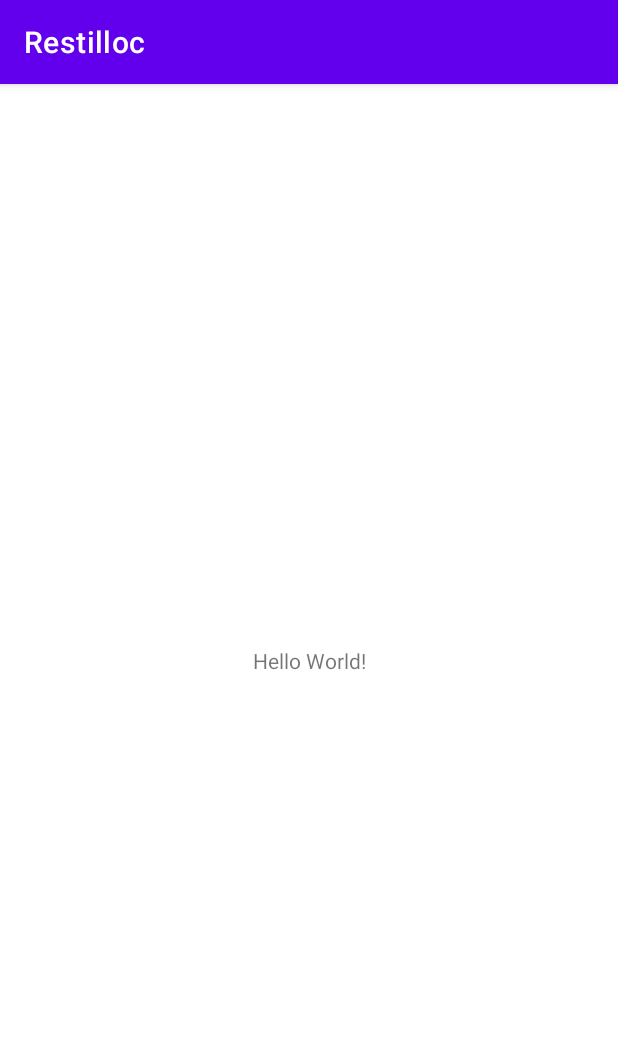
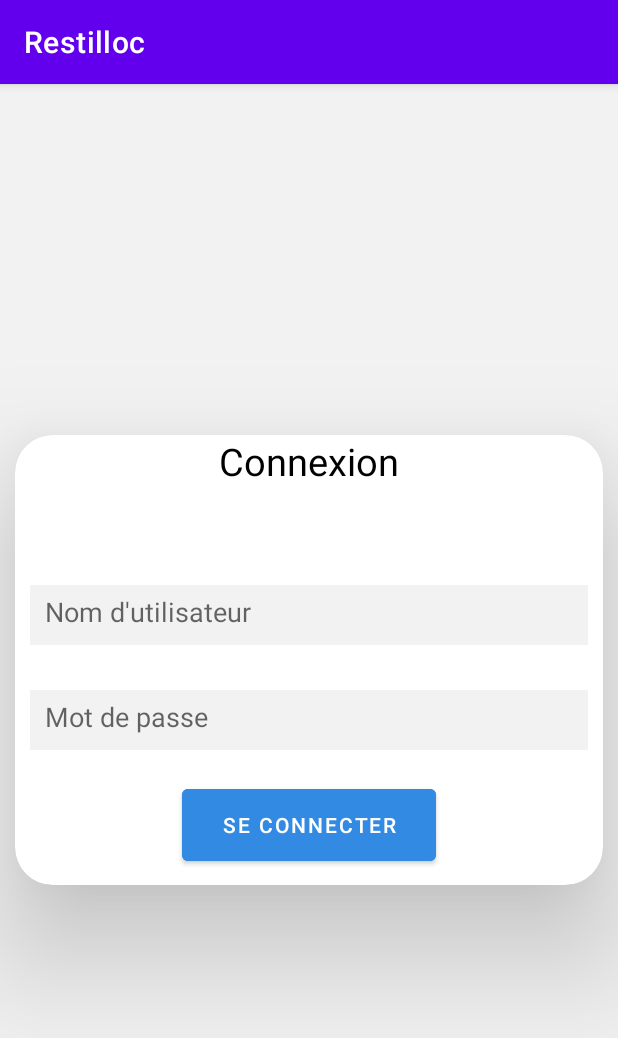
Before and after one commit to epeeViolette/restilloc_appli, an Android app: the screen it shows after launch (MainActivity before the commit, ActivityLogin after it), on a phone screen of 412 x 824 dp. Shown: the top 1038 px of the screen. Run offline under Robolectric (Android 15) with nearby library versions, the phone set to English and light mode, and no system bars.

Commit message:
first commit

```diff
--- a/app/build.gradle
+++ b/app/build.gradle
@@ -35,4 +35,6 @@ dependencies {
     testImplementation 'junit:junit:4.13.2'
     androidTestImplementation 'androidx.test.ext:junit:1.1.3'
     androidTestImplementation 'androidx.test.espresso:espresso-core:3.4.0'
+    implementation 'androidx.cardview:cardview:1.0.0'
+    implementation 'com.github.VishnuSivadasVS:Advanced-HttpURLConnection:1.2'
 }
--- a/app/src/main/java/com/example/restilloc/MainActivity.java
+++ b/app/src/main/java/com/example/restilloc/ActivityLogin.java
@@ -4,11 +4,11 @@ import androidx.appcompat.app.AppCompatActivity;
 
 import android.os.Bundle;
 
-public class MainActivity extends AppCompatActivity {
+public class ActivityLogin extends AppCompatActivity {
 
     @Override
     protected void onCreate(Bundle savedInstanceState) {
         super.onCreate(savedInstanceState);
-        setContentView(R.layout.activity_main);
+        setContentView(R.layout.Activity_Login);
     }
 }
--- /dev/null
+++ b/app/src/main/java/com/example/restilloc/SplashScreenActivity.java
@@ -0,0 +1,32 @@
+package com.example.restilloc;
+
+import androidx.appcompat.app.AppCompatActivity;
+
+import android.content.Intent;
+import android.os.Bundle;
+import android.os.Handler;
+
+public class SplashScreenActivity extends AppCompatActivity {
+
+    @Override
+    protected void onCreate(Bundle savedInstanceState) {
+        super.onCreate(savedInstanceState);
+        setContentView(R.layout.activity_splash_screen);
+
+        //redirection vers la page principale "MainActivity" après 3 secondes.
+        Runnable runnable = new Runnable() {
+            @Override
+            public void run() {
+               //démarer une page avec le context de l'activité actuelle et la page sur laquelle se rediriger
+                Intent intent = new Intent(getApplicationContext(), ActivityLogin.class);
+                //pour commencer l'activité
+                startActivity(intent);
+                //Pour finir l'activité
+                finish();
+            }
+        };
+
+        //Handler delayed qui va porter la liste d'instruction avec uun delais
+        new Handler().postDelayed(runnable,3000);
+    }
+}
--- /dev/null
+++ b/app/src/main/res/layout/Activity_Login.xml
@@ -0,0 +1,86 @@
+<?xml version="1.0" encoding="utf-8"?>
+<androidx.constraintlayout.widget.ConstraintLayout xmlns:android="http://schemas.android.com/apk/res/android"
+    xmlns:app="http://schemas.android.com/apk/res-auto"
+    xmlns:tools="http://schemas.android.com/tools"
+    android:layout_width="match_parent"
+    android:layout_height="match_parent"
+    tools:context=".ActivityLogin"
+    android:background="#f2f2f2">
+
+    <androidx.cardview.widget.CardView
+        android:layout_width="match_parent"
+        android:layout_height="300dp"
+        app:cardBackgroundColor="@color/white"
+        app:cardCornerRadius="25sp"
+        app:cardElevation="50sp"
+        app:layout_constraintBottom_toBottomOf="parent"
+        app:layout_constraintEnd_toEndOf="parent"
+        app:layout_constraintStart_toStartOf="parent"
+        app:layout_constraintTop_toTopOf="parent"
+        android:layout_marginRight="10dp"
+        android:layout_marginLeft="10dp">
+
+
+
+    <RelativeLayout
+        android:layout_width="match_parent"
+        android:layout_height="match_parent">
+
+        <TextView
+            android:layout_width="match_parent"
+            android:layout_height="wrap_content"
+            android:layout_gravity="center"
+            android:gravity="center"
+            android:text="Connexion"
+            android:textColor="@color/black"
+            android:textSize="25dp">
+
+        </TextView>
+
+        <EditText
+        android:layout_width="match_parent"
+        android:layout_height="40dp"
+        android:layout_marginLeft="10dp"
+        android:layout_marginRight="10dp"
+        android:layout_marginTop="100dp"
+        android:background="#f2f2f2"
+        android:hint="Nom d'utilisateur"
+        android:padding="10dp">
+
+        </EditText>
+
+        <EditText
+            android:layout_width="match_parent"
+            android:layout_height="40dp"
+            android:layout_marginLeft="10dp"
+            android:layout_marginRight="10dp"
+            android:layout_marginTop="170dp"
+            android:background="#f2f2f2"
+            android:hint="Mot de passe"
+            android:inputType="textPassword"
+            android:padding="10dp">
+
+        </EditText>
+
+        <Button
+            android:layout_width="150dp"
+            android:layout_height="60dp"
+            android:backgroundTint="#328ae3"
+            android:text="SE CONNECTER"
+            android:textColor="@color/white"
+            android:layout_alignParentStart="true"
+            android:layout_alignParentEnd="true"
+            android:layout_marginLeft="111dp"
+            android:layout_marginRight="111dp"
+            android:layout_marginTop="230dp">
+
+        </Button>
+
+    </RelativeLayout>
+
+
+    </androidx.cardview.widget.CardView>
+
+
+
+</androidx.constraintlayout.widget.ConstraintLayout>
--- a/app/src/main/res/layout/activity_main.xml
+++ b/app/src/main/res/layout/activity_accueil_appli.xml
@@ -1,18 +1,18 @@
 <?xml version="1.0" encoding="utf-8"?>
 <androidx.constraintlayout.widget.ConstraintLayout xmlns:android="http://schemas.android.com/apk/res/android"
-    xmlns:app="http://schemas.android.com/apk/res-auto"
     xmlns:tools="http://schemas.android.com/tools"
     android:layout_width="match_parent"
-    android:layout_height="match_parent"
-    tools:context=".MainActivity">
+    android:layout_height="match_parent">
 
     <TextView
+        android:id="@+id/titre_restilloc"
         android:layout_width="wrap_content"
         android:layout_height="wrap_content"
-        android:text="Hello World!"
-        app:layout_constraintBottom_toBottomOf="parent"
-        app:layout_constraintLeft_toLeftOf="parent"
-        app:layout_constraintRight_toRightOf="parent"
-        app:layout_constraintTop_toTopOf="parent" />
+        android:text="RESTILLOC"
+        tools:ignore="MissingConstraints">
+
+    </TextView>
+
+
 
 </androidx.constraintlayout.widget.ConstraintLayout>
--- a/build.gradle
+++ b/build.gradle
@@ -4,6 +4,12 @@ plugins {
     id 'com.android.library' version '7.1.3' apply false
 }
 
+allprojects {
+    repositories {
+        jcenter()
+    }
+}
+
 task clean(type: Delete) {
     delete rootProject.buildDir
 }
```
Also changed, not shown: app/src/main/AndroidManifest.xml (+9 -2 lines), app/src/main/res/layout/activity_splash_screen.xml (added, +28 -0 lines), app/src/main/res/drawable/logo_voiture.jpg (added).
